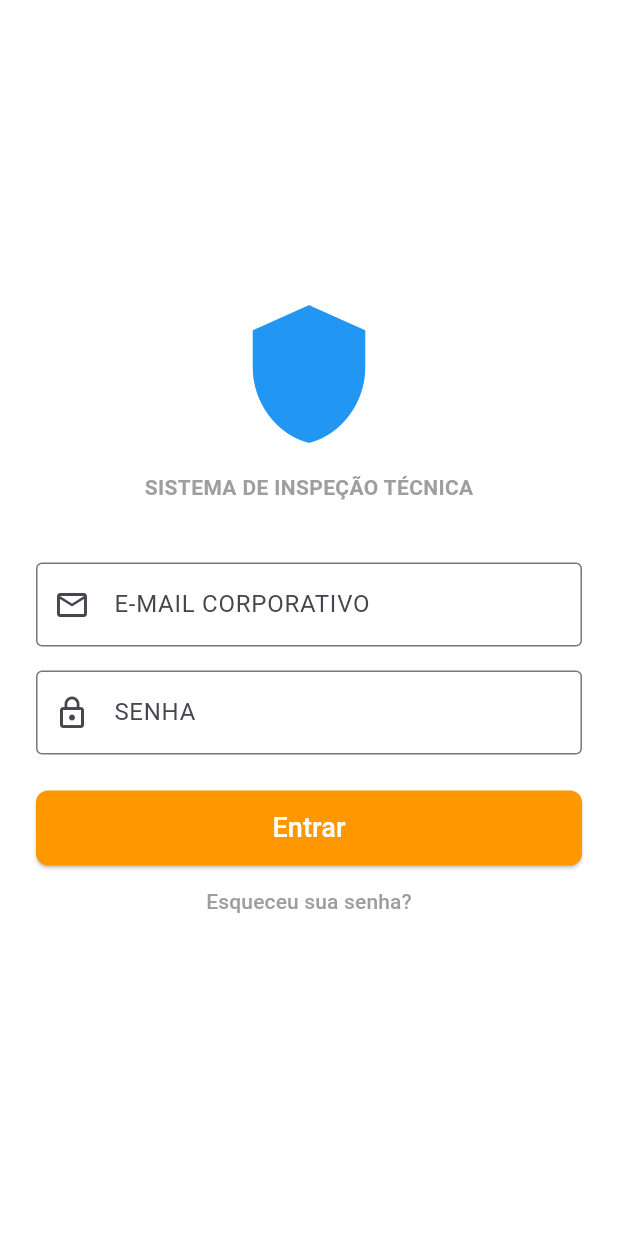
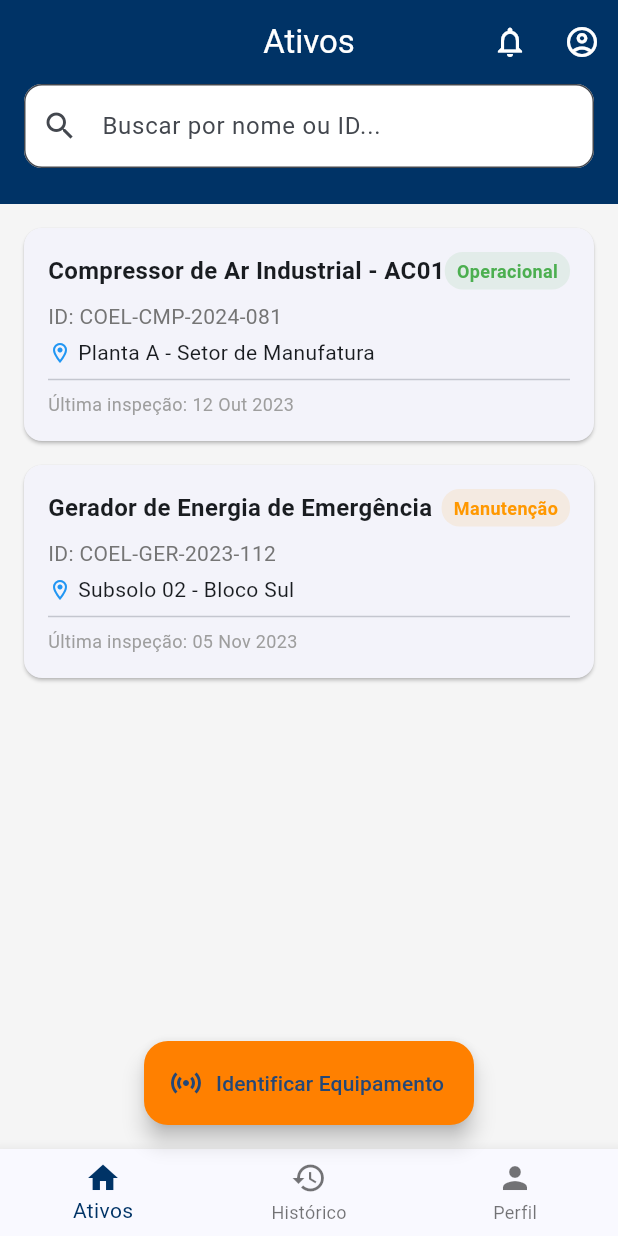
Before and after one commit to ramiscd/coel_inspect, a Flutter app: the screen it shows after launch, after a tap on "Entrar", on a phone screen of 412 x 824 dp. Run offline on Flutter 3.47's test engine with Material 3 defaults, Android fonts, the phone set to English and light mode, and no system bars.

Commit message:
home page screen

```diff
--- a/lib/app_widget.dart
+++ b/lib/app_widget.dart
@@ -1,5 +1,6 @@
 import 'package:flutter/material.dart';
-import 'features/auth/screens/login_screen.dart'; // Importe a tela que criamos
+import 'core/theme/app_theme.dart';
+import 'features/auth/screens/login_screen.dart';
 
 class AppWidget extends StatelessWidget {
   const AppWidget({super.key});
@@ -8,22 +9,8 @@ class AppWidget extends StatelessWidget {
   Widget build(BuildContext context) {
     return MaterialApp(
       title: 'Coel Inspect',
-      debugShowCheckedModeBanner: false, // Remove a faixa de debug no canto
-
-      // Configuração de Tema (Visual Industrial)
-      theme: ThemeData(
-        primarySwatch: Colors.blue,
-        useMaterial3: true,
-        // Cor padrão para os botões do app
-        elevatedButtonTheme: ElevatedButtonThemeData(
-          style: ElevatedButton.styleFrom(
-            backgroundColor: Colors.orange,
-            foregroundColor: Colors.white,
-          ),
-        ),
-      ),
-
-      // Definindo a tela de login como a inicial
+      debugShowCheckedModeBanner: false,
+      theme: AppTheme.light, // Aplicando o tema que acabamos de criar
       home: const LoginScreen(),
     );
   }
--- /dev/null
+++ b/lib/core/theme/app_theme.dart
@@ -0,0 +1,57 @@
+import 'package:flutter/material.dart';
+
+class AppTheme {
+  // Cores baseadas na identidade visual da Coel
+  static const Color coelBlue = Color(0xFF003366);
+  static const Color coelOrange = Color(0xFFFF8000);
+  static const Color backgroundGrey = Color(0xFFF5F5F5);
+
+  static ThemeData get light {
+    return ThemeData(
+      useMaterial3: true,
+      colorScheme: ColorScheme.fromSeed(
+        seedColor: coelBlue,
+        primary: coelBlue,
+        secondary: coelOrange,
+      ),
+      scaffoldBackgroundColor: backgroundGrey,
+
+      // Estilo da AppBar (Presente em quase todas as suas telas)
+      appBarTheme: const AppBarTheme(
+        backgroundColor: coelBlue,
+        foregroundColor: Colors.white,
+        centerTitle: true,
+        elevation: 0,
+      ),
+
+      // Estilo dos Botões (O laranja das suas telas 1, 2 e 5)
+      elevatedButtonTheme: ElevatedButtonThemeData(
+        style: ElevatedButton.styleFrom(
+          backgroundColor: coelOrange,
+          foregroundColor: Colors.white,
+          minimumSize: const Size(double.infinity, 50),
+          shape: RoundedRectangleBorder(
+            borderRadius: BorderRadius.circular(8),
+          ),
+          textStyle: const TextStyle(
+            fontSize: 16,
+            fontWeight: FontWeight.bold,
+          ),
+        ),
+      ),
+
+      // Estilo dos campos de texto (Industrial/Limpo)
+      inputDecorationTheme: InputDecorationTheme(
+        filled: true,
+        fillColor: Colors.white,
+        border: OutlineInputBorder(
+          borderRadius: BorderRadius.circular(8),
+        ),
+        focusedBorder: OutlineInputBorder(
+          borderRadius: BorderRadius.circular(8),
+          borderSide: const BorderSide(color: coelBlue, width: 2),
+        ),
+      ),
+    );
+  }
+}
--- /dev/null
+++ b/lib/features/assets/screens/home_screen.dart
@@ -0,0 +1,153 @@
+import 'package:flutter/material.dart';
+import '../../../shared/models/asset.dart';
+import '../../../core/theme/app_theme.dart';
+
+class HomeScreen extends StatelessWidget {
+  const HomeScreen({super.key});
+
+  // Dados Mockados (Simulados) conforme seu protótipo
+  static List<Asset> mockAssets = [
+    Asset(
+      id: '1',
+      name: 'Compressor de Ar Industrial - AC01',
+      idCode: 'COEL-CMP-2024-081',
+      location: 'Planta A - Setor de Manufatura',
+      lastInspection: '12 Out 2023',
+      status: AssetStatus.operacional,
+    ),
+    Asset(
+      id: '2',
+      name: 'Gerador de Energia de Emergência',
+      idCode: 'COEL-GER-2023-112',
+      location: 'Subsolo 02 - Bloco Sul',
+      lastInspection: '05 Nov 2023',
+      status: AssetStatus.manutencao,
+    ),
+  ];
+
+  @override
+  Widget build(BuildContext context) {
+    return Scaffold(
+      appBar: AppBar(
+        title: const Text("Ativos"),
+        actions: [
+          IconButton(icon: const Icon(Icons.notifications_none), onPressed: () {}),
+          IconButton(icon: const Icon(Icons.account_circle_outlined), onPressed: () {}),
+        ],
+      ),
+      body: Column(
+        children: [
+          // Cabeçalho Azul com Busca
+          Container(
+            color: AppTheme.coelBlue,
+            padding: const EdgeInsets.fromLTRB(16, 0, 16, 24),
+            child: TextField(
+              decoration: InputDecoration(
+                hintText: "Buscar por nome ou ID...",
+                prefixIcon: const Icon(Icons.search),
+                fillColor: Colors.white,
+                filled: true,
+                border: OutlineInputBorder(borderRadius: BorderRadius.circular(12)),
+              ),
+            ),
+          ),
+
+          // Lista de Ativos
+          Expanded(
+            child: ListView.builder(
+              padding: const EdgeInsets.all(16),
+              itemCount: mockAssets.length,
+              itemBuilder: (context, index) {
+                final asset = mockAssets[index];
+                return _buildAssetCard(asset);
+              },
+            ),
+          ),
+        ],
+      ),
+
+      // Botão Flutuante "Identificar"
+      floatingActionButtonLocation: FloatingActionButtonLocation.centerFloat,
+      floatingActionButton: FloatingActionButton.extended(
+        onPressed: () {
+          // Aqui chamaremos o NFC no futuro!
+          print("Iniciando leitura NFC...");
+        },
+        backgroundColor: AppTheme.coelOrange,
+        icon: const Icon(Icons.sensors),
+        label: const Text("Identificar Equipamento"),
+      ),
+
+      // Barra de Navegação Inferior
+      bottomNavigationBar: BottomNavigationBar(
+        currentIndex: 0,
+        items: const [
+          BottomNavigationBarItem(icon: Icon(Icons.home), label: 'Ativos'),
+          BottomNavigationBarItem(icon: Icon(Icons.history), label: 'Histórico'),
+          BottomNavigationBarItem(icon: Icon(Icons.person), label: 'Perfil'),
+        ],
+      ),
+    );
+  }
+
+  Widget _buildAssetCard(Asset asset) {
+    return Card(
+      margin: const EdgeInsets.only(bottom: 16),
+      child: Padding(
+        padding: const EdgeInsets.all(16.0),
+        child: Column(
+          crossAxisAlignment: CrossAxisAlignment.start,
+          children: [
+            Row(
+              mainAxisAlignment: MainAxisAlignment.spaceBetween,
+              children: [
+                Expanded(
+                  child: Text(asset.name,
+                    style: const TextStyle(fontWeight: FontWeight.bold, fontSize: 16)),
+                ),
+                _buildStatusChip(asset.status),
+              ],
+            ),
+            const SizedBox(height: 8),
+            Text("ID: ${asset.idCode}", style: TextStyle(color: Colors.grey[600])),
+            const SizedBox(height: 4),
+            Row(
+              children: [
+                const Icon(Icons.location_on_outlined, size: 16, color: Colors.blue),
+                const SizedBox(width: 4),
+                Text(asset.location),
+              ],
+            ),
+            const Divider(),
+            Text("Última inspeção: ${asset.lastInspection}",
+              style: const TextStyle(fontSize: 12, color: Colors.grey)),
+          ],
+        ),
+      ),
+    );
+  }
+
+  Widget _buildStatusChip(AssetStatus status) {
+    Color color;
+    String label;
+    switch (status) {
+      case AssetStatus.operacional:
+        color = Colors.green;
+        label = "Operacional";
+        break;
+      case AssetStatus.manutencao:
+        color = Colors.orange;
+        label = "Manutenção";
+        break;
+      case AssetStatus.alerta:
+        color = Colors.red;
+        label = "Alerta";
+        break;
+    }
+    return Container(
+      padding: const EdgeInsets.symmetric(horizontal: 8, vertical: 4),
+      decoration: BoxDecoration(color: color.withOpacity(0.1), borderRadius: BorderRadius.circular(12)),
+      child: Text(label, style: TextStyle(color: color, fontWeight: FontWeight.bold, fontSize: 12)),
+    );
+  }
+}
--- a/lib/features/auth/screens/login_screen.dart
+++ b/lib/features/auth/screens/login_screen.dart
@@ -1,4 +1,5 @@
 import 'package:flutter/material.dart';
+import '../../assets/screens/home_screen.dart';
 
 class LoginScreen extends StatefulWidget {
   const LoginScreen({super.key});
@@ -58,19 +59,29 @@ class _LoginScreenState extends State<LoginScreen> {
               height: 50,
               child: ElevatedButton(
                 onPressed: () {
-                  // Por enquanto, apenas navega para a Home
-                  print("Login: ${_emailController.text}");
+                  Navigator.pushReplacement(
+                    context,
+                    MaterialPageRoute(builder: (context) => const HomeScreen()),
+                  );
                 },
                 style: ElevatedButton.styleFrom(
                   backgroundColor: Colors.orange,
-                  shape: RoundedRectangleBorder(borderRadius: BorderRadius.circular(8)),
+                  shape: RoundedRectangleBorder(
+                    borderRadius: BorderRadius.circular(8),
+                  ),
                 ),
-                child: const Text("Entrar", style: TextStyle(color: Colors.white, fontSize: 18)),
+                child: const Text(
+                  "Entrar",
+                  style: TextStyle(color: Colors.white, fontSize: 18),
+                ),
               ),
             ),
             TextButton(
               onPressed: () {},
-              child: const Text("Esqueceu sua senha?", style: TextStyle(color: Colors.grey)),
+              child: const Text(
+                "Esqueceu sua senha?",
+                style: TextStyle(color: Colors.grey),
+              ),
             ),
           ],
         ),
--- /dev/null
+++ b/lib/shared/models/asset.dart
@@ -0,0 +1,19 @@
+enum AssetStatus { operacional, manutencao, alerta }
+
+class Asset {
+  final String id;
+  final String name;
+  final String idCode;
+  final String location;
+  final String lastInspection;
+  final AssetStatus status;
+
+  Asset({
+    required this.id,
+    required this.name,
+    required this.idCode,
+    required this.location,
+    required this.lastInspection,
+    required this.status,
+  });
+}
```
